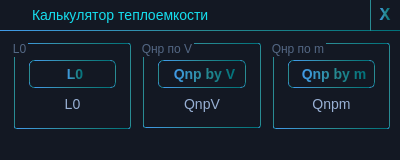
Ismaxis/212QtMay, file 3modules/thermalcapacity.ui: the form before one commit.
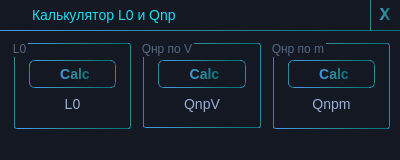
The form after the commit.

```diff
--- a/3modules/thermalcapacity.ui
+++ b/3modules/thermalcapacity.ui
@@ -106,12 +106,11 @@
        <property name="font">
         <font>
          <pointsize>-1</pointsize>
-         <weight>99</weight>
          <bold>true</bold>
         </font>
        </property>
        <property name="text">
-        <string>Qnp by V</string>
+        <string>Calc</string>
        </property>
       </widget>
      </item>
@@ -161,7 +160,6 @@
        <property name="font">
         <font>
          <pointsize>-1</pointsize>
-         <weight>99</weight>
          <bold>true</bold>
         </font>
        </property>
@@ -169,7 +167,7 @@
         <string notr="true"/>
        </property>
        <property name="text">
-        <string>Qnp by m</string>
+        <string>Calc</string>
        </property>
       </widget>
      </item>
@@ -217,7 +215,6 @@
        <property name="font">
         <font>
          <pointsize>-1</pointsize>
-         <weight>99</weight>
          <bold>true</bold>
         </font>
        </property>
@@ -225,7 +222,7 @@
         <string notr="true">text-size: 18px;</string>
        </property>
        <property name="text">
-        <string>L0</string>
+        <string>Calc</string>
        </property>
       </widget>
      </item>
@@ -345,7 +342,7 @@
      <string notr="true">border-bottom-width: 0px;</string>
     </property>
     <property name="text">
-     <string>Калькулятор теплоемкости</string>
+     <string>Калькулятор L0 и Qnp</string>
     </property>
    </widget>
    <widget class="QLabel" name="icon">
```
Left out of the diff: 1 changed line with no effect on the pictures.
